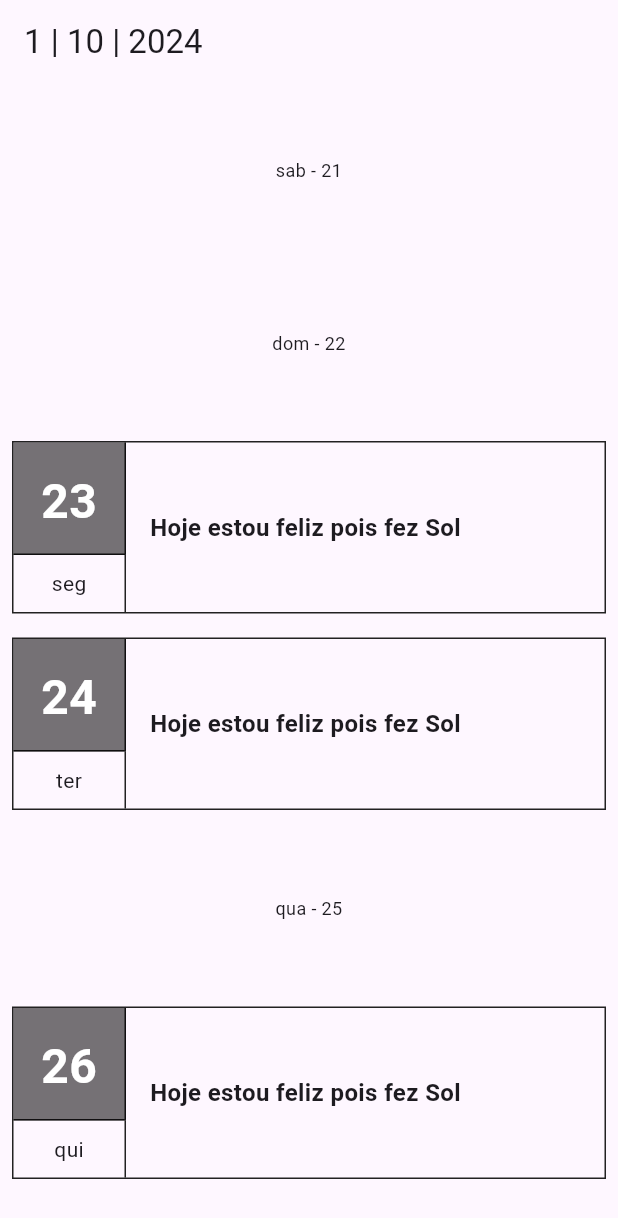
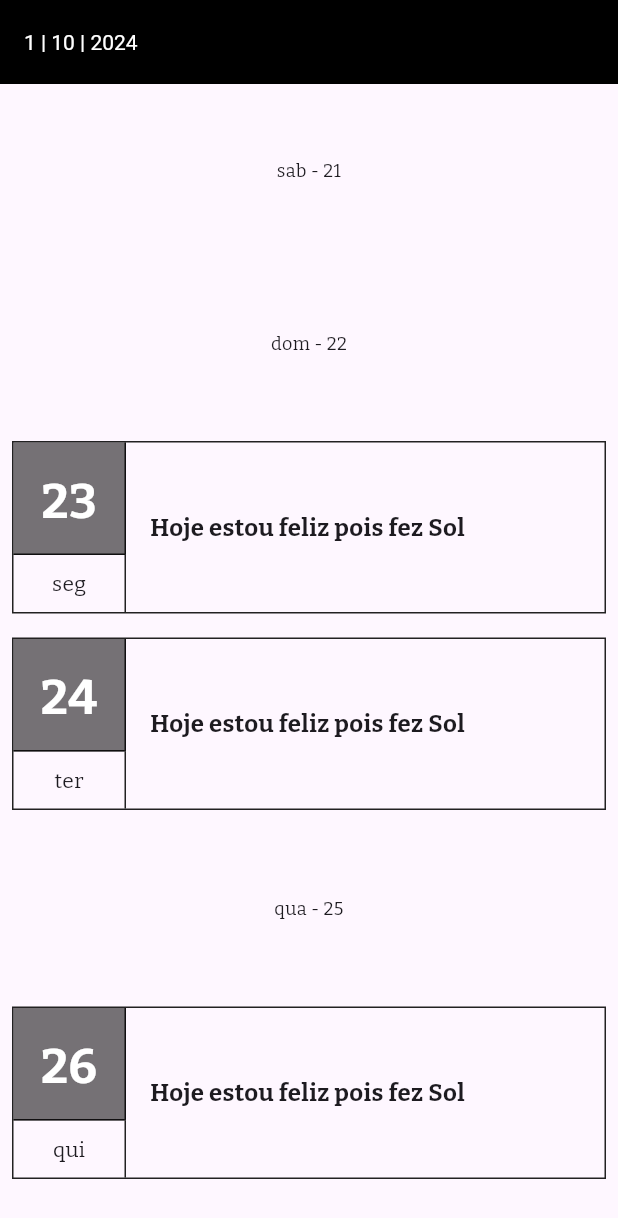
Before and after one commit to giancraft/diario_flutter, a Flutter app: the screen it shows after launch, on a phone screen of 412 x 824 dp. Shown: the top 1218 px of the screen. Run offline on Flutter 3.47's test engine with Material 3 defaults, Android fonts, the phone set to English and light mode, and no system bars; our stand-ins replace google_fonts; missing offline and left inert: http_interceptor; statements that could not run were skipped.

```diff
--- a/lib/main.dart
+++ b/lib/main.dart
@@ -1,8 +1,14 @@
 import 'package:diario/screens/home_screen.dart';
+import 'package:diario/services/journal_service.dart';
 import 'package:flutter/material.dart';
+import 'package:google_fonts/google_fonts.dart';
 
 void main() {
   runApp(const MyApp());
+
+  JournalService service = JournalService();
+  service.register("Olá Mundo!");
+  //service.get();
 }
 
 class MyApp extends StatelessWidget {
@@ -13,6 +19,17 @@ class MyApp extends StatelessWidget {
     return MaterialApp(
       title: 'Simple Journal',
       debugShowCheckedModeBanner: false,
+      theme: ThemeData(
+        primarySwatch: Colors.grey,
+        appBarTheme: const AppBarTheme(
+          elevation: 0,
+          backgroundColor: Colors.black,
+          titleTextStyle: TextStyle(
+            color: Colors.white
+          ),
+        ),
+        textTheme: GoogleFonts.bitterTextTheme()
+      ),
       darkTheme: ThemeData.dark(),
       themeMode: ThemeMode.light,
       initialRoute: "home",
--- a/pubspec.yaml
+++ b/pubspec.yaml
@@ -19,7 +19,7 @@ publish_to: 'none' # Remove this line if you wish to publish to pub.dev
 version: 1.0.0+1
 
 environment:
-  sdk: ^3.5.3
+  sdk: ">=3.5.2 <4.0.0"
 
 # Dependencies specify other packages that your package needs in order to work.
 # To automatically upgrade your package dependencies to the latest versions
@@ -36,6 +36,9 @@ dependencies:
   # Use with the CupertinoIcons class for iOS style icons.
   cupertino_icons: ^1.0.8
   uuid: ^4.5.1
+  google_fonts: ^6.2.1
+  http: ^1.2.2
+  http_interceptor: ^2.0.0
 
 dev_dependencies:
   flutter_test:
```
Also changed, not shown: lib/services/http_interceptors.dart (added, +26 -0 lines), lib/services/journal_service.dart (added, +32 -0 lines), pubspec.lock, 2 other files.
